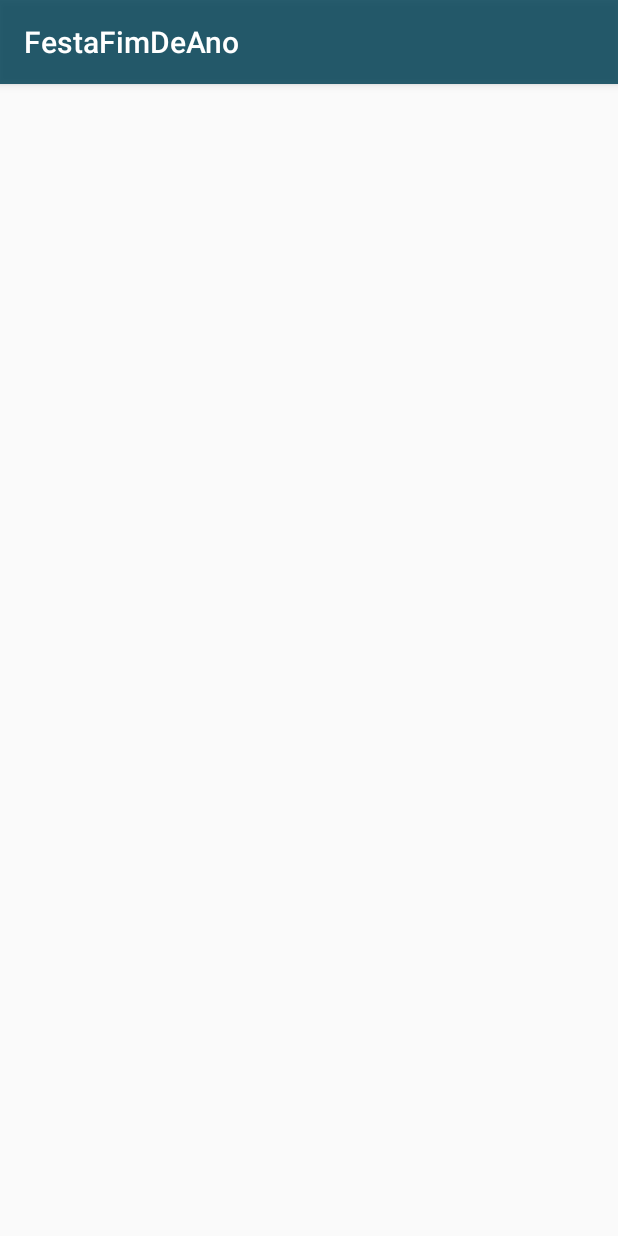
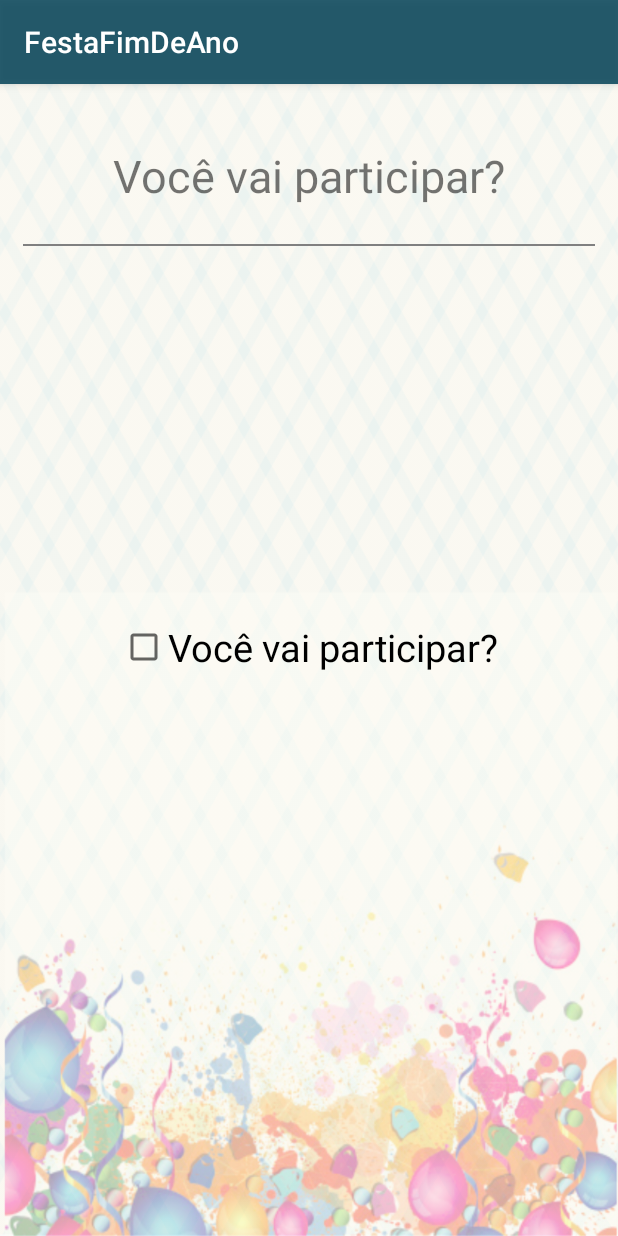
Before and after one commit to gabrieldeespindula/aplicativo-festa-fim-de-ano, an Android app: the DetailsActivity screen opened directly, with no data from a screen before it, on a phone screen of 412 x 824 dp. Run offline under Robolectric (Android 15) with nearby library versions, the phone set to English and light mode, and no system bars.

Commit message:
criando os elementos de inteface do activity_details.

```diff
--- a/app/src/main/java/com/gabrieldeespindula/festafimdeano/DetailsActivity.java
+++ b/app/src/main/java/com/gabrieldeespindula/festafimdeano/DetailsActivity.java
@@ -1,7 +1,7 @@
 package com.gabrieldeespindula.festafimdeano;
 
+import android.os.Bundle;
 import android.support.v7.app.AppCompatActivity;
-import android.os.Bundle;
 
 public class DetailsActivity extends AppCompatActivity {
 
--- a/app/src/main/java/com/gabrieldeespindula/festafimdeano/MainActivity.java
+++ b/app/src/main/java/com/gabrieldeespindula/festafimdeano/MainActivity.java
@@ -1,7 +1,7 @@
 package com.gabrieldeespindula.festafimdeano;
 
+import android.os.Bundle;
 import android.support.v7.app.AppCompatActivity;
-import android.os.Bundle;
 
 public class MainActivity extends AppCompatActivity {
 
--- a/app/src/main/res/layout/activity_details.xml
+++ b/app/src/main/res/layout/activity_details.xml
@@ -1,9 +1,33 @@
 <?xml version="1.0" encoding="utf-8"?>
-<android.support.constraint.ConstraintLayout xmlns:android="http://schemas.android.com/apk/res/android"
-    xmlns:app="http://schemas.android.com/apk/res-auto"
+<LinearLayout
+    xmlns:android="http://schemas.android.com/apk/res/android"
     xmlns:tools="http://schemas.android.com/tools"
     android:layout_width="match_parent"
     android:layout_height="match_parent"
+    android:background="@drawable/background"
+    android:orientation="vertical"
+    android:padding="15dp"
     tools:context=".DetailsActivity">
 
-</android.support.constraint.ConstraintLayout>
+    <TextView
+        android:layout_width="wrap_content"
+        android:layout_height="wrap_content"
+        android:layout_gravity="center"
+        android:layout_margin="25dp"
+        android:text="@string/voc_vai_participar"
+        android:textSize="30sp" />
+
+    <View
+        android:layout_width="match_parent"
+        android:layout_height="1dp"
+        android:background="@color/colorGrey" />
+
+    <CheckBox
+        android:layout_width="wrap_content"
+        android:layout_height="wrap_content"
+        android:layout_gravity="center"
+        android:layout_marginTop="250dp"
+        android:text="@string/voc_vai_participar"
+        android:textSize="25sp"/>
+
+</LinearLayout>
--- a/app/src/main/res/layout/activity_main.xml
+++ b/app/src/main/res/layout/activity_main.xml
@@ -1,7 +1,5 @@
 <?xml version="1.0" encoding="utf-8"?>
-<RelativeLayout
-    xmlns:android="http://schemas.android.com/apk/res/android"
-    xmlns:app="http://schemas.android.com/apk/res-auto"
+<RelativeLayout xmlns:android="http://schemas.android.com/apk/res/android"
     xmlns:tools="http://schemas.android.com/tools"
     android:layout_width="match_parent"
     android:layout_height="match_parent"
--- a/app/src/main/res/values/strings.xml
+++ b/app/src/main/res/values/strings.xml
@@ -3,4 +3,5 @@
     <string name="sim_nao_nao_confirmado">SIM/NÃO/NÃO CONFIRMADO</string>
     <string name="data_de_hoje">01/01/2021</string>
     <string name="dias_restantes_para_o_fim_do_ano">Dias restantes para o fim do ano:</string>
+    <string name="voc_vai_participar">Você vai participar?</string>
 </resources>
```
